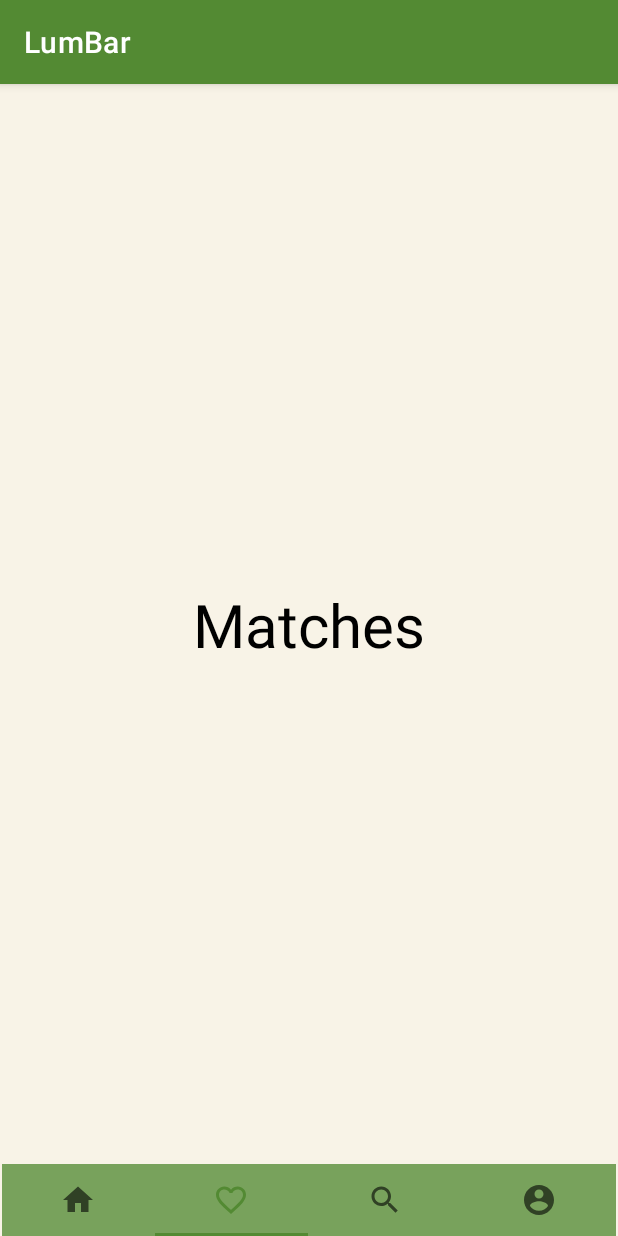
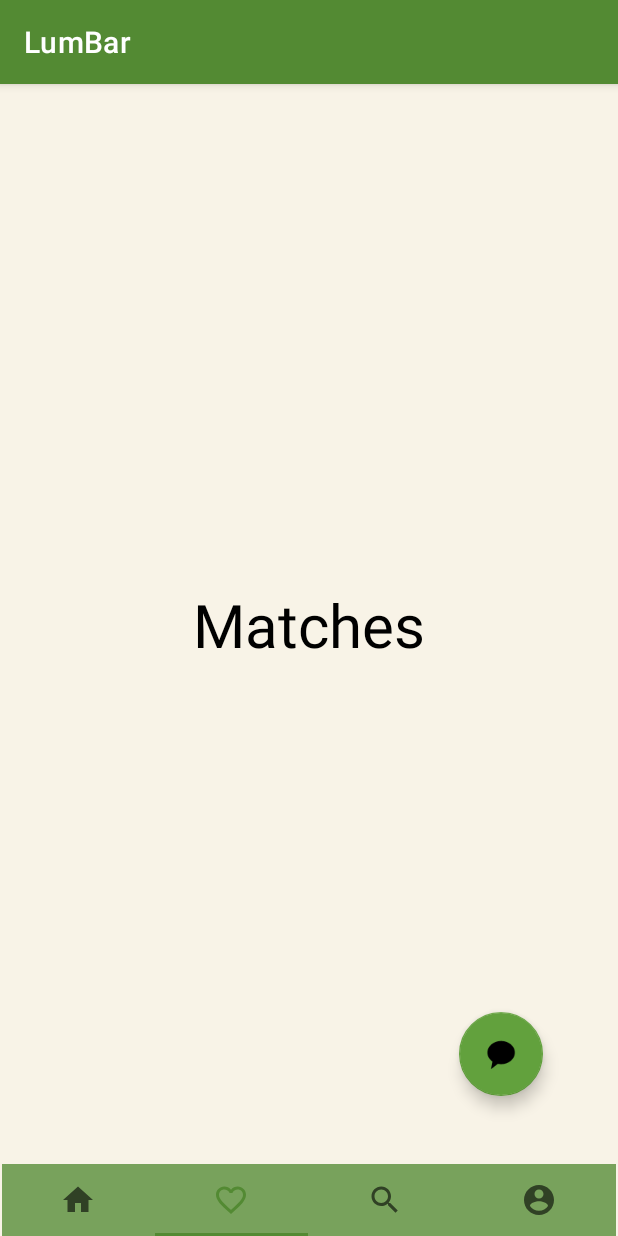
Before and after one commit to paceuniversity/cs389s2022team3, an Android app: the HomePage screen opened directly, with no data from a screen before it, item 2 of the bottom bar chosen, on a phone screen of 412 x 824 dp. Run offline under Robolectric (Android 15) with nearby library versions, the phone set to English and light mode, and no system bars; pictures from the network do not load.

Commit message:
changed chat button color

```diff
--- a/LumBar/app/src/main/java/com/pace/lumbar/HomePage.java
+++ b/LumBar/app/src/main/java/com/pace/lumbar/HomePage.java
@@ -62,4 +62,10 @@ public class HomePage extends AppCompatActivity {
                 Toast.LENGTH_SHORT);
         toast.show();
     }
+
+    public void chatPressed(View view) {
+        Toast toast = Toast.makeText(this, R.string.chat_message,
+                Toast.LENGTH_SHORT);
+        toast.show();
+    }
 }
--- a/LumBar/app/src/main/res/layout/fragment_matches.xml
+++ b/LumBar/app/src/main/res/layout/fragment_matches.xml
@@ -3,6 +3,7 @@
     xmlns:tools="http://schemas.android.com/tools"
     android:layout_width="match_parent"
     android:layout_height="match_parent"
+    xmlns:app="http://schemas.android.com/apk/res-auto"
     tools:context=".fragments.HomeFragment"
     android:background="#F8F3E7">
 
@@ -14,4 +15,19 @@
         android:textColor="@color/black"
         android:textSize="40sp" />
 
+    <com.google.android.material.floatingactionbutton.FloatingActionButton
+        android:id="@+id/floatingActionButton"
+        android:layout_width="wrap_content"
+        android:layout_height="wrap_content"
+        android:layout_marginEnd="50dp"
+        android:layout_marginBottom="70dp"
+        android:background="#538A33"
+        android:clickable="true"
+        android:onClick="chatPressed"
+        android:src="@android:drawable/sym_action_chat"
+        app:backgroundTint="#62A13D"
+        app:layout_constraintBottom_toBottomOf="parent"
+        app:layout_constraintEnd_toEndOf="parent"
+        tools:ignore="SpeakableTextPresentCheck" />
+
 </androidx.constraintlayout.widget.ConstraintLayout>
--- a/LumBar/app/src/main/res/layout/login_page.xml
+++ b/LumBar/app/src/main/res/layout/login_page.xml
@@ -29,8 +29,8 @@
         android:layout_marginTop="0dp"
         android:layout_marginEnd="-2dp"
         android:gravity="center"
+        android:text="LumBar"
         android:textStyle="bold"
-        android:text="LumBar"
         android:textColor="#654900"
         android:textSize="35sp" />
 
--- a/LumBar/app/src/main/res/values/strings.xml
+++ b/LumBar/app/src/main/res/values/strings.xml
@@ -4,6 +4,7 @@
     <string name="button_label_like">Like</string>
     <string name="like_message">Like Pressed!</string>
     <string name="dislike_message">Dislike Pressed!</string>
+    <string name="chat_message">Chat Pressed!</string>
     <string name="hello_blank_fragment">Hello blank fragment</string>
     <string name="nameTVTxt">Name:</string>
     <string name="namePTTxt">Enter name here</string>
```
